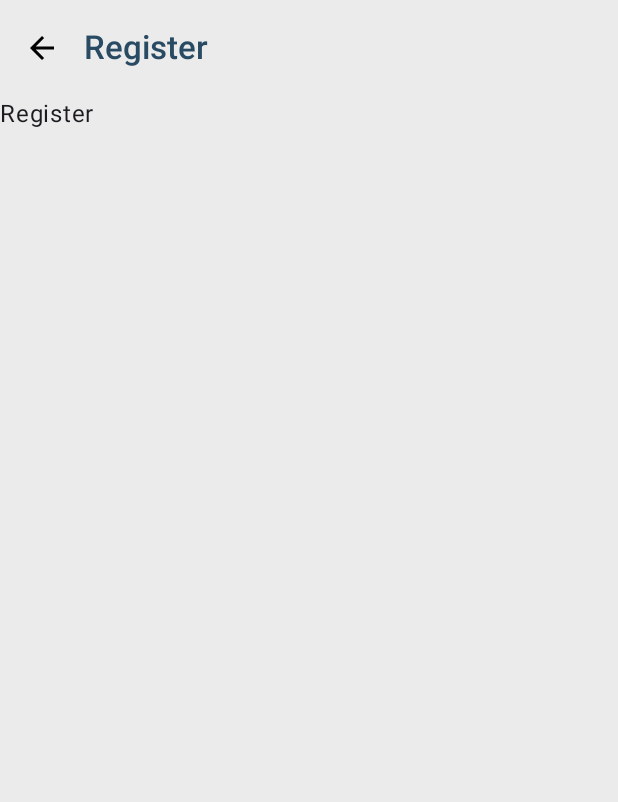
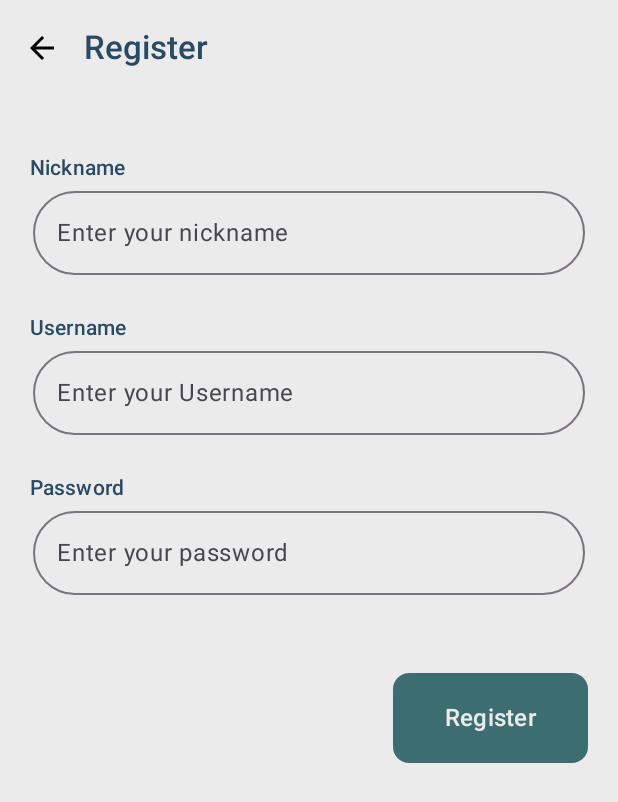
Before and after one commit to zaiehilmi/Talentify, an Android app built with Jetpack Compose: the composable RegisterScreen shown on its own in the app's theme, on a phone screen of 412 x 824 dp. Shown: the top 802 px of the screen. Run offline under Robolectric (Android 15) with nearby library versions, the phone set to English and light mode, and no system bars; libraries missing offline, so code that uses them is left out: dev.olshevski.navigation; 3 statements that could not run were skipped.

Commit message:
feat: design registration screen

```diff
--- a/app/src/main/java/com/zaie/nunasurvei/ui/component/ZaieTextField.kt
+++ b/app/src/main/java/com/zaie/nunasurvei/ui/component/ZaieTextField.kt
@@ -10,12 +10,15 @@ import androidx.compose.material3.MaterialTheme.typography
 import androidx.compose.material3.OutlinedTextField
 import androidx.compose.material3.Text
 import androidx.compose.runtime.Composable
+import androidx.compose.runtime.MutableState
 import androidx.compose.runtime.getValue
 import androidx.compose.runtime.mutableStateOf
 import androidx.compose.runtime.remember
-import androidx.compose.runtime.setValue
 import androidx.compose.ui.Modifier
 import androidx.compose.ui.graphics.Color
+import androidx.compose.ui.text.input.PasswordVisualTransformation
+import androidx.compose.ui.text.input.TextFieldValue
+import androidx.compose.ui.text.input.VisualTransformation
 import androidx.compose.ui.tooling.preview.Preview
 import androidx.compose.ui.unit.dp
 import com.zaie.nunasurvei.ui.theme.ZaieColor
@@ -23,10 +26,16 @@ import com.zaie.nunasurvei.ui.theme.ZaieColor
 @Composable
 fun ZaieTextField(
   label: String = "Lala Label",
-  state: String,
-  placeholder: String = ""
+  state: MutableState<TextFieldValue>,
+  placeholder: String = "",
+  isObscure: Boolean = false
 ) {
-  var username by remember { mutableStateOf(state) }
+  val visualTransformation = if (isObscure) {
+    PasswordVisualTransformation()
+  } else {
+    VisualTransformation.None
+  }
+
   val outlineColor by remember {
     mutableStateOf(Color(0xff000000))
   }
@@ -39,10 +48,11 @@ fun ZaieTextField(
     )
     Spacer(modifier = Modifier.height(5.dp))
     OutlinedTextField(
-      value = username,
+      value = state.value,
       onValueChange = {
-        username = it
+        state.value = it
       },
+      visualTransformation = visualTransformation,
       shape = CircleShape,
       singleLine = true,
       placeholder = { Text(text = placeholder) },
@@ -57,7 +67,7 @@ fun ZaieTextField(
 @Composable
 fun PreviewTextField() {
   Column {
-    ZaieTextField(state = "lala placeholder")
-    ZaieTextField(state = "lala placeholder")
+//    ZaieTextField(state = "lala placeholder",)
+//    ZaieTextField(state = "lala placeholder")
   }
 }
--- a/app/src/main/java/com/zaie/nunasurvei/ui/screen/RegisterScreen.kt
+++ b/app/src/main/java/com/zaie/nunasurvei/ui/screen/RegisterScreen.kt
@@ -1,16 +1,28 @@
 package com.zaie.nunasurvei.ui.screen
 
+import android.widget.Toast
 import androidx.compose.foundation.layout.Column
+import androidx.compose.foundation.layout.Spacer
 import androidx.compose.foundation.layout.fillMaxSize
+import androidx.compose.foundation.layout.height
 import androidx.compose.foundation.layout.padding
 import androidx.compose.material3.Scaffold
-import androidx.compose.material3.Text
 import androidx.compose.runtime.Composable
+import androidx.compose.runtime.getValue
+import androidx.compose.runtime.mutableStateOf
+import androidx.compose.runtime.remember
+import androidx.compose.ui.Alignment
 import androidx.compose.ui.Modifier
+import androidx.compose.ui.platform.LocalContext
+import androidx.compose.ui.text.input.TextFieldValue
+import androidx.compose.ui.unit.dp
 import com.zaie.nunasurvei.Destinasi
 import com.zaie.nunasurvei.ui.component.ZaieAppBar
+import com.zaie.nunasurvei.ui.component.ZaieButton
+import com.zaie.nunasurvei.ui.component.ZaieTextField
 import com.zaie.nunasurvei.ui.theme.ZaieColor
 import dev.olshevski.navigation.reimagined.NavController
+import dev.olshevski.navigation.reimagined.pop
 
 @Composable
 fun RegisterScreen(nav: NavController<Destinasi>) {
@@ -21,10 +33,52 @@ fun RegisterScreen(nav: NavController<Destinasi>) {
       .fillMaxSize()
   ) {
     Column(
+      horizontalAlignment = Alignment.End,
       modifier = Modifier
         .padding(it)
+        .padding(horizontal = 20.dp, vertical = 40.dp)
     ) {
-      Text(text = "Register")
+      Body(nav)
     }
   }
 }
+
+@Composable
+private fun Body(nav: NavController<Destinasi>) {
+  // tak jadi
+  val nicknameTF by remember { mutableStateOf(TextFieldValue("")) }
+  val usernameTF by remember { mutableStateOf(TextFieldValue("")) }
+
+  val context = LocalContext.current
+
+  ZaieTextField(
+    label = "Nickname",
+    placeholder = "Enter your nickname",
+    state = remember { mutableStateOf(nicknameTF) }
+  )
+  Spacer(modifier = Modifier.height(25.dp))
+  ZaieTextField(
+    label = "Username",
+    placeholder = "Enter your Username",
+    state = remember { mutableStateOf(usernameTF) }
+  )
+  Spacer(modifier = Modifier.height(25.dp))
+  ZaieTextField(
+    label = "Password",
+    placeholder = "Enter your password",
+    state = remember { mutableStateOf(usernameTF) },
+    isObscure = true
+  )
+  Spacer(modifier = Modifier.height(50.dp))
+  ZaieButton(
+    title = "Register",
+    onTap = {
+      nav.pop()
+      Toast
+        .makeText(
+          context,
+          "You have successfully registered!",
+          Toast.LENGTH_SHORT
+        ).show()
+    })
+}
```
Also changed, not shown: app/src/main/java/com/zaie/nunasurvei/ui/screen/WelcomeScreen.kt (+0 -17 lines).
